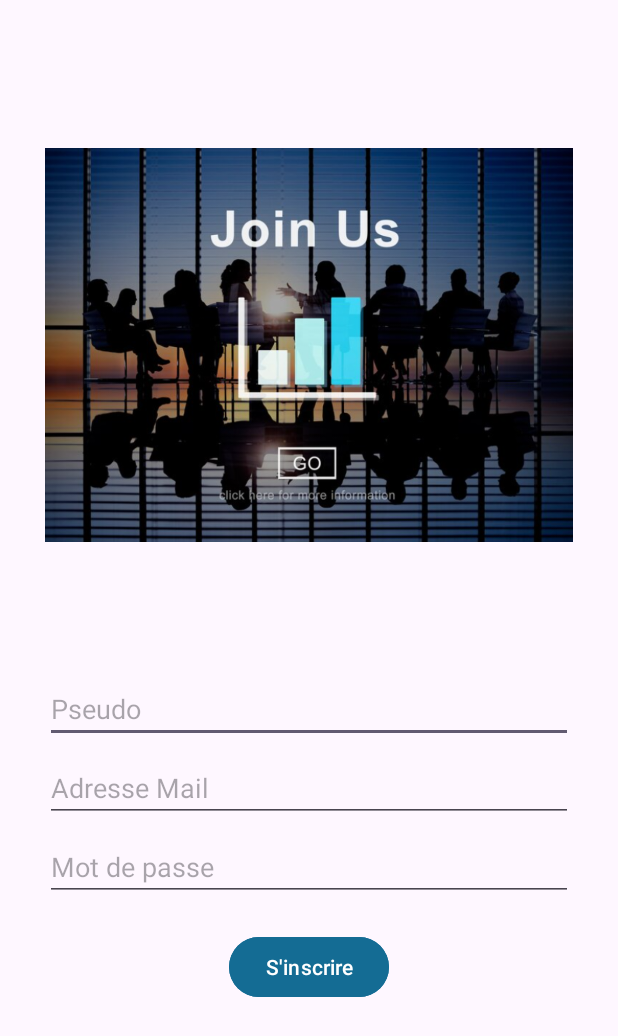
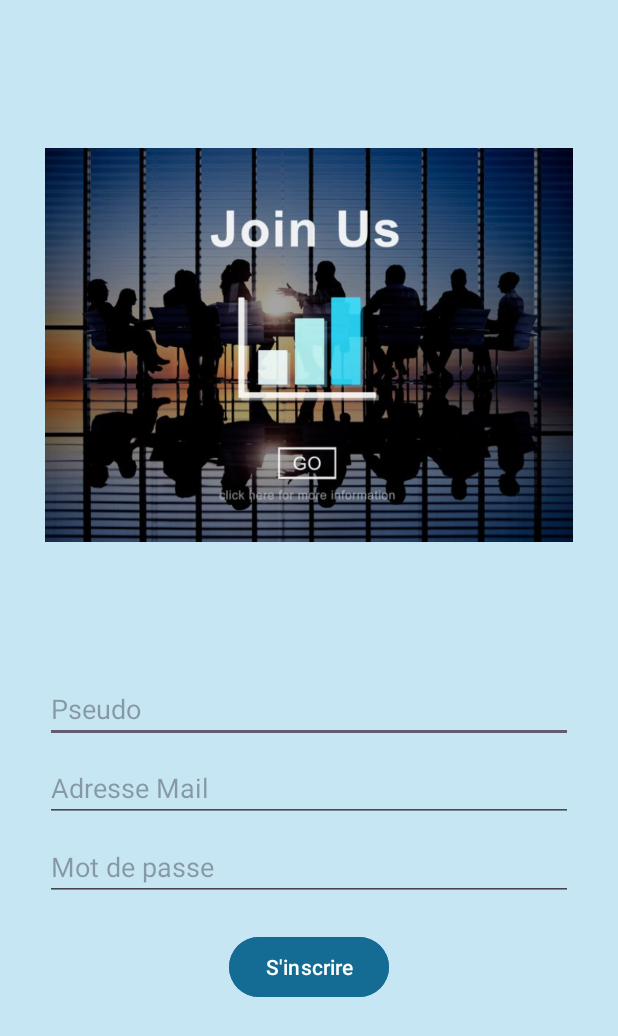
Before and after one commit to ibra983/ApplicationPhotographe, an Android app: the Inscription screen opened directly, with no data from a screen before it, on a phone screen of 412 x 824 dp. Shown: the top 1036 px of the screen. Run offline under Robolectric (Android 15) with nearby library versions, the phone set to English and light mode, and no system bars.

Commit message:
nouvelle fonctionnalité : Inscription avec mdp + securisé / commentaires ajoutés

```diff
--- a/app/src/main/java/com/example/appliblogphoto/Article.java
+++ b/app/src/main/java/com/example/appliblogphoto/Article.java
@@ -1,6 +1,7 @@
 package com.example.appliblogphoto;
 
 public class Article {
+    // Attribut de la class
     private int id;
     private String title;
     private String imageUrl;
--- a/app/src/main/java/com/example/appliblogphoto/ArticleDetailActivity.java
+++ b/app/src/main/java/com/example/appliblogphoto/ArticleDetailActivity.java
@@ -90,6 +90,7 @@ public class ArticleDetailActivity extends AppCompatActivity {
                 Toast.makeText(ArticleDetailActivity.this, "Commentaire publié avec succès", Toast.LENGTH_SHORT).show();
             }
         });
+
     }
 
     // Méthode pour ajouter un commentaire à la base de données
--- a/app/src/main/java/com/example/appliblogphoto/Commentaire.java
+++ b/app/src/main/java/com/example/appliblogphoto/Commentaire.java
@@ -4,7 +4,7 @@ package com.example.appliblogphoto;
  * Classe représentant un commentaire d'article.
  */
 public class Commentaire {
-
+    // Attribut de la class
     private int id;
     private String commentaire;
 
--- a/app/src/main/res/layout/activity_add_article.xml
+++ b/app/src/main/res/layout/activity_add_article.xml
@@ -5,7 +5,7 @@
     android:layout_height="match_parent"
     android:orientation="vertical"
     android:padding="16dp"
-    android:background="@color/white">
+    android:background="@color/bleuClair">
 
     <EditText
         android:id="@+id/editTextArticleTitle"
--- a/app/src/main/res/layout/activity_article_detail.xml
+++ b/app/src/main/res/layout/activity_article_detail.xml
@@ -2,7 +2,7 @@
 <ScrollView xmlns:android="http://schemas.android.com/apk/res/android"
     android:layout_width="match_parent"
     android:layout_height="match_parent"
-    android:background="@color/white"
+    android:background="@color/bleuClair"
     android:fillViewport="true">
 
     <LinearLayout
@@ -63,5 +63,6 @@
             android:orientation="vertical"
             android:layout_marginTop="16dp"/>
 
+
     </LinearLayout>
 </ScrollView>
--- a/app/src/main/res/layout/activity_main.xml
+++ b/app/src/main/res/layout/activity_main.xml
@@ -11,8 +11,7 @@
         android:layout_alignParentEnd="true"
         android:layout_alignParentBottom="true"
         android:layout_marginBottom="15dp"
-        android:layout_marginEnd="15dp"
-        android:src="@drawable/unplus" />
+        android:layout_marginEnd="15dp"/>
 
     <LinearLayout
         android:id="@+id/articleContainer"
--- a/app/src/main/res/layout/inscription.xml
+++ b/app/src/main/res/layout/inscription.xml
@@ -2,7 +2,8 @@
 <RelativeLayout xmlns:android="http://schemas.android.com/apk/res/android"
     android:layout_width="match_parent"
     android:layout_height="match_parent"
-    android:padding="30dp">
+    android:padding="30dp"
+    android:background="@color/bleuClair">
 
     <!-- Image -->
 
--- a/app/src/main/res/values/colors.xml
+++ b/app/src/main/res/values/colors.xml
@@ -5,4 +5,6 @@
     <color name="vert">#00C883</color>
     <color name="bleu">#146C94</color>
     <color name="turquoise">#2CB9AC</color>
+    <color name="bleuClair">#C7E6F4</color>
+    #
 </resources>
```
